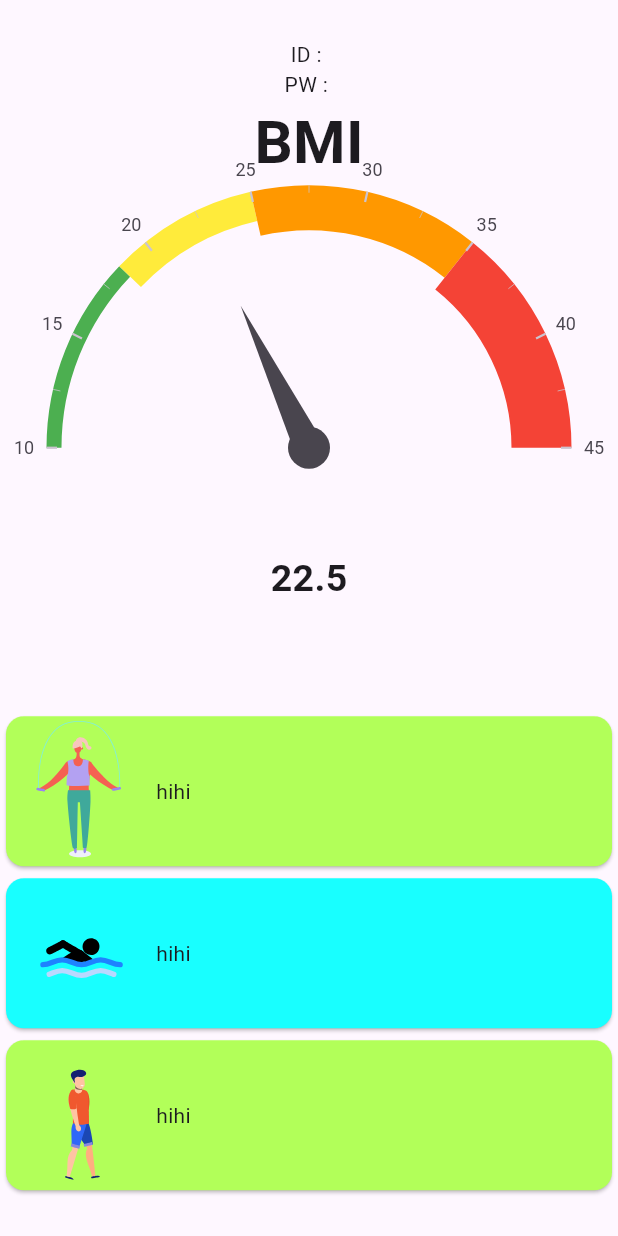
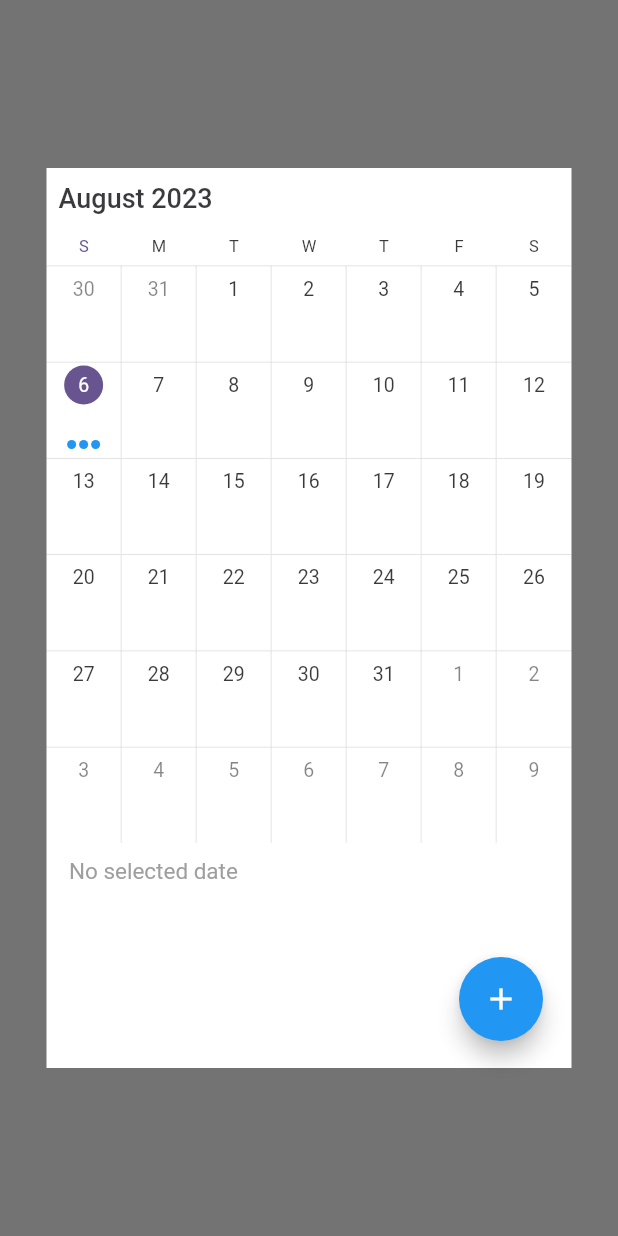
Before and after one commit to wookhyunKim/project_test_app, a Flutter app: the SignUp screen opened directly, after a tap on the "check circle" icon, on a phone screen of 412 x 824 dp. Run offline on Flutter 3.47's test engine with Material 2 defaults, Android fonts, the phone set to English and light mode, and no system bars; drawn by our look-alikes of syncfusion_flutter_calendar, syncfusion_flutter_gauges; our stand-ins replace get, lottie, shared_preferences; accounts and stored records are empty.

Commit message:
calendart

```diff
--- a/lib/main.dart
+++ b/lib/main.dart
@@ -16,7 +16,7 @@ class MyApp extends StatelessWidget {
       title: 'Flutter Demo',
       theme: ThemeData(
         colorScheme: ColorScheme.fromSeed(seedColor: Colors.deepPurple),
-        useMaterial3: true,
+        useMaterial3: false,
       ),
       home: const Home(),
     );
--- /dev/null
+++ b/lib/model/appointment.dart
@@ -0,0 +1,42 @@
+import 'package:flutter/material.dart';
+import 'package:syncfusion_flutter_calendar/calendar.dart';
+
+class  MeetingDataSource extends CalendarDataSource{
+
+
+
+
+  MeetingDataSource(List<Appointment> source){
+    appointments = source;
+  }
+
+}
+
+
+List<Appointment> getAppointments(DateTime selectedDate){
+  List<Appointment> meetings = <Appointment>[];
+  //final DateTime today = DateTime.now();
+  final DateTime startTime = DateTime(selectedDate.year,selectedDate.month,selectedDate.day,11,0,0);
+  final DateTime endTime = startTime.add( Duration(hours: 5));
+
+  meetings.add(Appointment(
+    startTime: startTime,
+     endTime: endTime,
+     subject: "conference",
+     color: Colors.blue
+     ));
+  meetings.add(Appointment(
+    startTime: startTime,
+     endTime: endTime,
+     subject: "conference2",
+     color: Colors.blue
+     ));
+  meetings.add(Appointment(
+    startTime: startTime,
+     endTime: endTime,
+     subject: "conference3",
+     color: Colors.blue
+     ));
+
+     return meetings;
+}
--- a/lib/view/signup.dart
+++ b/lib/view/signup.dart
@@ -1,7 +1,8 @@
 import 'package:flutter/material.dart';
 import 'package:get/get.dart';
 import 'package:get/route_manager.dart';
-import 'package:project_test_app/view/bmi.dart';
+//import 'package:project_test_app/view/bmi.dart';
+import 'package:project_test_app/view_model/calendar.dart';
 //import 'package:project_test_app/view/home.dart';
 
 class SignUp extends StatefulWidget {
@@ -162,7 +163,7 @@ class _SignUpState extends State<SignUp> {
                               child: IconButton(
                                 onPressed: () {
                                   //Get.to(const Home());
-                                 Get.to(BMI());
+                                Get.dialog(Calendar());
                                 },
                                 icon: Icon(Icons.check_circle)
                                 ),
--- /dev/null
+++ b/lib/view_model/calendar.dart
@@ -0,0 +1,61 @@
+import 'package:flutter/material.dart';
+import 'package:project_test_app/model/appointment.dart';
+import 'package:syncfusion_flutter_calendar/calendar.dart';
+
+class Calendar extends StatefulWidget {
+  const Calendar({super.key});
+
+  @override
+  State<Calendar> createState() => _CalendarState();
+}
+
+class _CalendarState extends State<Calendar> {
+  DateTime selectedDate = DateTime.now();
+
+  @override
+  Widget build(BuildContext context) {
+    return Stack(
+      alignment: AlignmentDirectional.center,
+      children: [
+        Container(
+          width: 350,
+          height: 600,
+          color: Colors.white,
+          child: SfCalendar(
+            view: CalendarView.month,
+            monthViewSettings: MonthViewSettings(
+              showAgenda: true,
+              appointmentDisplayMode: MonthAppointmentDisplayMode.indicator,
+            ),
+            dataSource: MeetingDataSource(getAppointments(selectedDate)),
+            onSelectionChanged: (calendarSelectionDetails) {
+              setState(() {
+                selectedDate = calendarSelectionDetails.date!;
+              });
+            },
+          ),
+        ),
+        Positioned(
+          right: 50,
+          bottom: 130,
+          child: FloatingActionButton(
+            backgroundColor: Colors.blue,
+            onPressed: () {
+              MeetingDataSource(getAppointments(selectedDate));
+              setState(() {});
+            },
+            child: Icon(
+              Icons.add,
+              color: Colors.white,
+            ),
+          ),
+        ),
+      ],
+    );
+  }
+
+  add(DateTime selectedDate) {
+    MeetingDataSource(getAppointments(selectedDate));
+    setState(() {});
+  }
+}
--- a/lib/view_model/login.dart
+++ b/lib/view_model/login.dart
@@ -11,7 +11,7 @@ class Login extends StatefulWidget {
   State<Login> createState() => _LoginState();
 }
 
-class _LoginState extends State<Login> with WidgetsBindingObserver{
+class _LoginState extends State<Login> with WidgetsBindingObserver {
   bool _passwordVisible = false;
   TextEditingController upasswordController = TextEditingController();
   TextEditingController uidController = TextEditingController();
@@ -27,12 +27,10 @@ class _LoginState extends State<Login> with WidgetsBindingObserver{
     _initSharedPreferences(); // Shared Preference 초기화
   }
 
-
   //  ID PW 지우기    앱상태로 프린트찍기  => Observer
   @override
   void didChangeAppLifecycleState(AppLifecycleState state) {
-
-    switch (state){
+    switch (state) {
       case AppLifecycleState.detached:
         print("detached");
         break;
@@ -47,7 +45,7 @@ class _LoginState extends State<Login> with WidgetsBindingObserver{
         print("paused");
         break;
     }
-    _lastLifeCycleState =state;
+    _lastLifeCycleState = state;
     super.didChangeAppLifecycleState(state);
   }
 
@@ -60,7 +58,7 @@ class _LoginState extends State<Login> with WidgetsBindingObserver{
           child: Column(
             children: [
               Padding(
-                padding: const EdgeInsets.fromLTRB(8,50,8,8),
+                padding: const EdgeInsets.fromLTRB(8, 50, 8, 8),
                 child: SizedBox(
                   width: 250,
                   child: TextFormField(
@@ -84,8 +82,7 @@ class _LoginState extends State<Login> with WidgetsBindingObserver{
                   child: TextFormField(
                     keyboardType: TextInputType.text,
                     controller: upasswordController,
-                    obscureText:
-                        !_passwordVisible, //이것은 텍스트를 동적으로 가리게 할 것이다
+                    obscureText: !_passwordVisible, //이것은 텍스트를 동적으로 가리게 할 것이다
                     decoration: InputDecoration(
                       labelText: 'Password',
                       hintText: 'Enter your password',
@@ -176,6 +173,9 @@ class _LoginState extends State<Login> with WidgetsBindingObserver{
                     color: Colors.purple, // 테두리 색상
                     width: 2.7, // 테두리 두께
                   ),
+                  shape: RoundedRectangleBorder(
+                    borderRadius: BorderRadius.circular(30)
+                  ),
                 ),
                 child: const Text(
                   "Log In",
@@ -191,12 +191,11 @@ class _LoginState extends State<Login> with WidgetsBindingObserver{
     );
   }
 
-
-
 // ---------------- functions----------
   _initSharedPreferences() async {
     final preference = await SharedPreferences.getInstance();
-    uidController.text = preference.getString("p_userId") ?? ""; // null 이면 빈문자를 넣는다.
+    uidController.text =
+        preference.getString("p_userId") ?? ""; // null 이면 빈문자를 넣는다.
     upasswordController.text = preference.getString("p_password") ?? "";
 
     // 메모리에 결과값이 남아있는지 테스트
@@ -207,7 +206,6 @@ _initSharedPreferences() async {
     print(upasswordController.text);
   }
 
-
   _saveSharedPreferences() async {
     // ID PW 를 저장함
     final prefernece = await SharedPreferences.getInstance();
@@ -215,16 +213,11 @@ _saveSharedPreferences() async {
     prefernece.setString("p_password", upasswordController.text.trim());
   }
 
-
   _disposeSharedPreferences() async {
     // 저장된 ID PW를 지우기
     final prefernece = await SharedPreferences.getInstance();
     prefernece.clear();
   }
-
-
-
-
 
   _showDialog() {
     Get.defaultDialog(
@@ -236,7 +229,7 @@ _showDialog() {
         TextButton(
           onPressed: () {
             _saveSharedPreferences();
-                        Get.to(()=>const BMI());
+            Get.to(() => const BMI());
           },
           child: const Text(
             "OK",
@@ -244,32 +237,5 @@ _showDialog() {
         ),
       ],
     );
-
   }
-
-
-
-
-
-
-
-
-
-
-
-
-
-
-
-
-
-
-
-
-
-
-
-
-
-
 }
--- a/pubspec.yaml
+++ b/pubspec.yaml
@@ -39,6 +39,7 @@ dependencies:
   shared_preferences: ^2.2.0
   lottie: ^2.5.0
   syncfusion_flutter_gauges: ^22.2.7
+  syncfusion_flutter_calendar: ^22.2.7
 
 dev_dependencies:
   flutter_test:
```
Also changed, not shown: pubspec.lock. Lines whose indentation alone changed are shown as unchanged.
